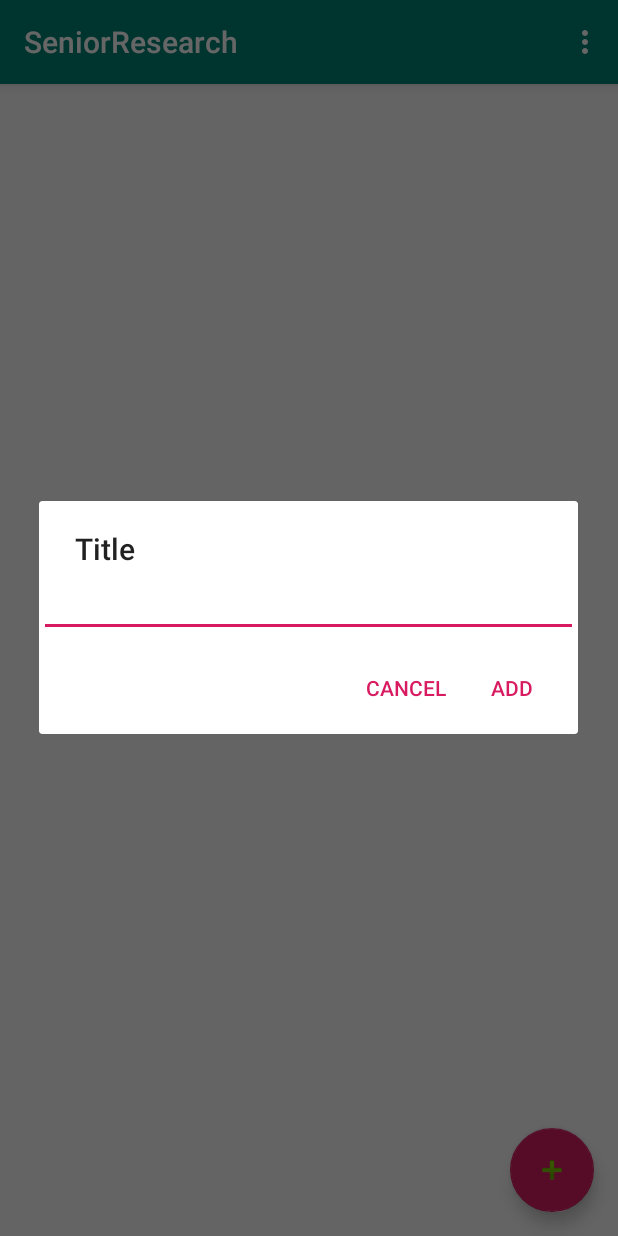
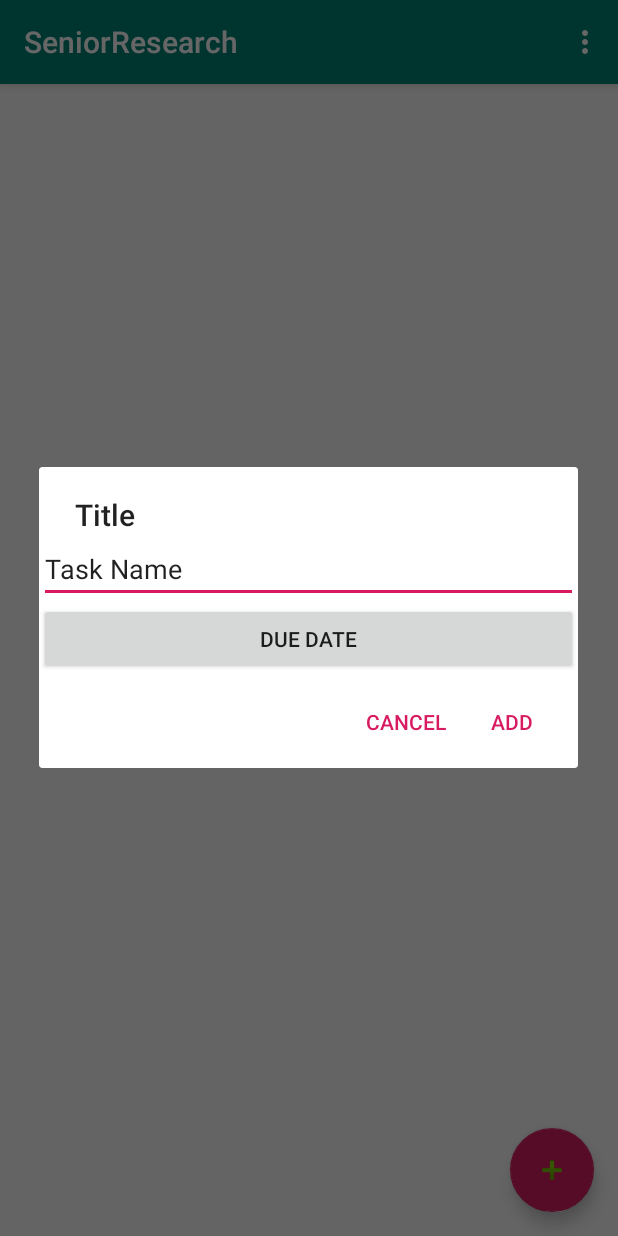
Before and after one commit to Gayatri924/Senior-Research, an Android app: the screen it shows after launch (MainActivity), after a tap on an icon or button, on a phone screen of 412 x 824 dp. Run offline under Robolectric (Android 15) with nearby library versions, the phone set to English and light mode, and no system bars.

Commit message:
Add the Date Picker

```diff
--- a/app/src/main/res/layout/add_task.xml
+++ b/app/src/main/res/layout/add_task.xml
@@ -1,12 +1,32 @@
 <?xml version="1.0" encoding="utf-8"?>
-<androidx.constraintlayout.widget.ConstraintLayout
-    xmlns:android="http://schemas.android.com/apk/res/android" android:layout_width="match_parent"
-    android:layout_height="match_parent">
+<androidx.constraintlayout.widget.ConstraintLayout xmlns:android="http://schemas.android.com/apk/res/android"
+    android:layout_width="match_parent"
+    android:layout_height="match_parent"
+    xmlns:app="http://schemas.android.com/apk/res-auto"
+    android:weightSum="1.0">
 
     <EditText
-        android:id = "@+id/task_name"
+        android:id="@+id/task_name"
+        android:layout_weight=".5"
         android:layout_width="match_parent"
-        android:layout_height="match_parent"
-        ></EditText>
+        android:layout_height="wrap_content"
+        app:layout_constraintBottom_toTopOf="@id/task_due_date"
+        app:layout_constraintLeft_toLeftOf="parent"
+        app:layout_constraintRight_toRightOf="parent"
+        app:layout_constraintTop_toTopOf="parent"
+        android:text="Task Name"
+     ></EditText>
+
+    <Button
+        android:layout_weight=".5"
+        android:layout_width="match_parent"
+        android:layout_height="wrap_content"
+        app:layout_constraintBottom_toBottomOf="parent"
+        app:layout_constraintTop_toBottomOf="@id/task_name"
+        app:layout_constraintRight_toRightOf="parent"
+        app:layout_constraintLeft_toLeftOf="parent"
+        android:id="@+id/task_due_date"
+        android:text="Due Date"
+        ></Button>
 
 </androidx.constraintlayout.widget.ConstraintLayout>
```
Also changed, not shown: app/src/main/java/com/gopavajhalagayatri/seniorresearch/MainActivity.java (+56 -0 lines).
